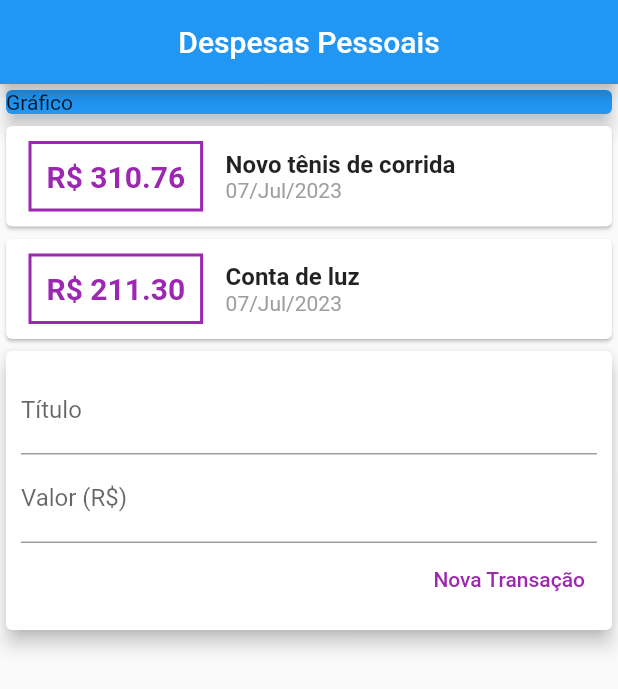
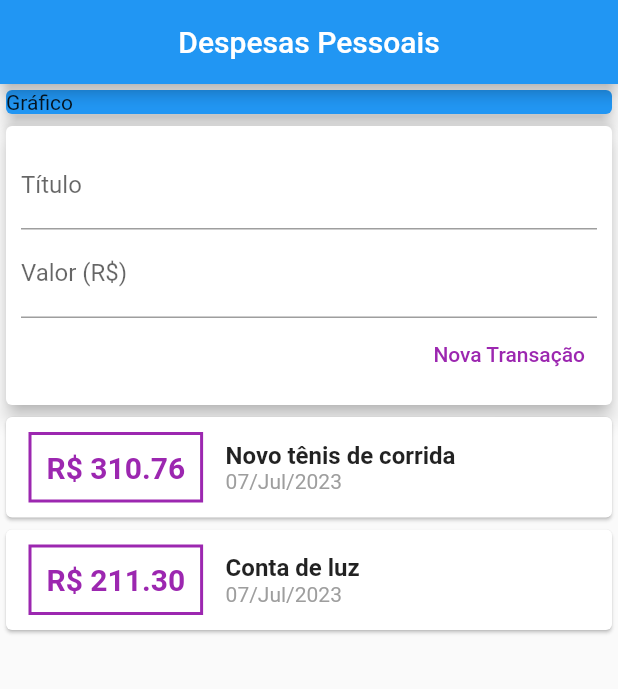
Before and after one commit to julianojstavares/flutter_expenses_app, a Flutter app: the screen it shows after launch, after a tap on "Nova Transação", on a phone screen of 412 x 824 dp. Shown: the top 689 px of the screen. Run offline on Flutter 3.47's test engine with Material 2 defaults, Android fonts, the phone set to English and light mode, and no system bars.

Commit message:
Section 4, class 107

```diff
--- /dev/null
+++ b/lib/components/transaction_form.dart
@@ -0,0 +1,61 @@
+import 'package:flutter/material.dart';
+
+class TransactionForm extends StatelessWidget {
+  final titleController = TextEditingController();
+  final valueController = TextEditingController();
+
+  final void Function(String, double) onSubmit;
+
+  TransactionForm({
+    super.key,
+    required this.onSubmit,
+  });
+
+  _submitForm() {
+    final title = titleController.text;
+    final value = double.tryParse(valueController.text) ?? 0.00;
+
+    if (title.isEmpty || value <= 0) {
+      return;
+    }
+
+    onSubmit(title, value);
+  }
+
+  @override
+  Widget build(BuildContext context) {
+    return Card(
+      elevation: 5,
+      child: Padding(
+        padding: const EdgeInsets.all(10),
+        child: Column(
+          children: [
+            TextField(
+              onSubmitted: (_) => _submitForm(),
+              decoration: const InputDecoration(labelText: "Título"),
+              controller: titleController,
+            ),
+            TextField(
+              onSubmitted: (_) => _submitForm(),
+              keyboardType: TextInputType.number,
+              decoration: const InputDecoration(labelText: "Valor (R\$)"),
+              controller: valueController,
+            ),
+            Row(
+              mainAxisAlignment: MainAxisAlignment.end,
+              children: [
+                TextButton(
+                  onPressed: _submitForm,
+                  child: const Text(
+                    "Nova Transação",
+                    style: TextStyle(color: Colors.purple),
+                  ),
+                ),
+              ],
+            )
+          ],
+        ),
+      ),
+    );
+  }
+}
--- /dev/null
+++ b/lib/components/transaction_list.dart
@@ -0,0 +1,67 @@
+import 'package:flutter/material.dart';
+import 'package:intl/intl.dart';
+
+import '../models/transaction.dart';
+
+class TransactionList extends StatelessWidget {
+  final List<Transaction> transactions;
+
+  const TransactionList({
+    super.key,
+    required this.transactions,
+  });
+
+  @override
+  Widget build(BuildContext context) {
+    return SizedBox(
+      height: 300,
+      child: ListView.builder(
+        itemCount: transactions.length,
+        itemBuilder: (ctx, index) {
+          final t = transactions[index];
+          return Card(
+            child: Row(
+              children: [
+                Container(
+                  margin: const EdgeInsets.symmetric(
+                    horizontal: 15,
+                    vertical: 10,
+                  ),
+                  decoration: BoxDecoration(
+                    border: Border.all(color: Colors.purple, width: 2),
+                  ),
+                  padding: const EdgeInsets.all(10),
+                  child: Text(
+                    "R\$ ${t.value.toStringAsFixed(2)}",
+                    style: const TextStyle(
+                        fontWeight: FontWeight.bold,
+                        fontSize: 20,
+                        color: Colors.purple),
+                  ),
+                ),
+                Column(
+                  crossAxisAlignment: CrossAxisAlignment.start,
+                  children: [
+                    Text(
+                      t.title,
+                      style: const TextStyle(
+                        fontSize: 16,
+                        fontWeight: FontWeight.bold,
+                      ),
+                    ),
+                    Text(
+                      DateFormat('dd/MMM/y').format(t.date),
+                      style: const TextStyle(
+                        color: Colors.grey,
+                      ),
+                    ),
+                  ],
+                ),
+              ],
+            ),
+          );
+        },
+      ),
+    );
+  }
+}
--- /dev/null
+++ b/lib/components/transaction_user.dart
@@ -0,0 +1,54 @@
+import 'dart:math';
+
+import 'package:expenses_app/components/transaction_form.dart';
+import 'package:expenses_app/components/transaction_list.dart';
+import 'package:flutter/material.dart';
+
+import '../models/transaction.dart';
+
+class TransactionUser extends StatefulWidget {
+  const TransactionUser({super.key});
+
+  @override
+  State<TransactionUser> createState() => _TransactionUserState();
+}
+
+class _TransactionUserState extends State<TransactionUser> {
+  final _transactions = [
+    Transaction(
+      id: "t1",
+      title: "Novo tênis de corrida",
+      value: 310.76,
+      date: DateTime.now(),
+    ),
+    Transaction(
+      id: "t2",
+      title: "Conta de luz",
+      value: 211.30,
+      date: DateTime.now(),
+    ),
+  ];
+
+  _addTransaction(String title, double value) {
+    final newTransaction = Transaction(
+      id: Random().nextDouble().toString(),
+      title: title,
+      value: value,
+      date: DateTime.now(),
+    );
+
+    setState(() {
+      _transactions.add(newTransaction);
+    });
+  }
+
+  @override
+  Widget build(BuildContext context) {
+    return Column(
+      children: [
+        TransactionForm(onSubmit: _addTransaction),
+        TransactionList(transactions: _transactions),
+      ],
+    );
+  }
+}
--- a/lib/main.dart
+++ b/lib/main.dart
@@ -1,42 +1,23 @@
-import 'package:expenses_app/models/transaction.dart';
+import 'package:expenses_app/components/transaction_user.dart';
 import 'package:flutter/material.dart';
-import 'package:intl/intl.dart';
 
 void main() {
-  runApp(const MainApp());
+  runApp(const ExpensesApp());
 }
 
-class MainApp extends StatelessWidget {
-  const MainApp({super.key});
+class ExpensesApp extends StatelessWidget {
+  const ExpensesApp({super.key});
 
   @override
   Widget build(BuildContext context) {
-    return MaterialApp(
+    return const MaterialApp(
       home: MyHomePage(),
     );
   }
 }
 
 class MyHomePage extends StatelessWidget {
-  final titleController = TextEditingController();
-  final valueController = TextEditingController();
-
-  final _transactions = [
-    Transaction(
-      id: "t1",
-      title: "Novo tênis de corrida",
-      value: 310.76,
-      date: DateTime.now(),
-    ),
-    Transaction(
-      id: "t2",
-      title: "Conta de luz",
-      value: 211.30,
-      date: DateTime.now(),
-    ),
-  ];
-
-  MyHomePage({super.key});
+  const MyHomePage({super.key});
 
   @override
   Widget build(BuildContext context) {
@@ -45,10 +26,11 @@ class MyHomePage extends StatelessWidget {
         title: const Text("Despesas Pessoais"),
         centerTitle: true,
       ),
-        body: Column(
+      body: const SingleChildScrollView(
+        child: Column(
           crossAxisAlignment: CrossAxisAlignment.stretch,
           children: [
-            const SizedBox(
+            SizedBox(
               width: double.infinity,
               child: Card(
                 color: Colors.blue,
@@ -56,86 +38,10 @@ class MyHomePage extends StatelessWidget {
                 child: Text("Gráfico"),
               ),
             ),
-            Column(
-              children: _transactions.map((t) {
-                return Card(
-                  child: Row(
-                    children: [
-                      Container(
-                        margin: const EdgeInsets.symmetric(
-                          horizontal: 15,
-                          vertical: 10,
-                        ),
-                        decoration: BoxDecoration(
-                          border: Border.all(color: Colors.purple, width: 2),
-                        ),
-                        padding: const EdgeInsets.all(10),
-                        child: Text(
-                          "R\$ ${t.value.toStringAsFixed(2)}",
-                          style: const TextStyle(
-                              fontWeight: FontWeight.bold,
-                              fontSize: 20,
-                              color: Colors.purple),
-                        ),
-                      ),
-                      Column(
-                        crossAxisAlignment: CrossAxisAlignment.start,
-                        children: [
-                          Text(
-                            t.title,
-                            style: const TextStyle(
-                              fontSize: 16,
-                              fontWeight: FontWeight.bold,
-                            ),
-                          ),
-                          Text(
-                            DateFormat('dd/MMM/y').format(t.date),
-                            style: const TextStyle(
-                              color: Colors.grey,
-                            ),
-                          ),
-                        ],
-                      ),
-                    ],
-                  ),
-                );
-              }).toList(),
-            ),
-            Card(
-              elevation: 5,
-              child: Padding(
-                padding: const EdgeInsets.all(10),
-                child: Column(
-                  children: [
-                    TextField(
-                      decoration: const InputDecoration(labelText: "Título"),
-                      controller: titleController,
-                    ),
-                    TextField(
-                      decoration:
-                          const InputDecoration(labelText: "Valor (R\$)"),
-                      controller: valueController,
-                    ),
-                    Row(
-                      mainAxisAlignment: MainAxisAlignment.end,
-                      children: [
-                        TextButton(
-                          child: const Text(
-                            "Nova Transação",
-                            style: TextStyle(color: Colors.purple),
-                          ),
-                          onPressed: () => {
-                            print(titleController.text),
-                            print(valueController.text),
-                          },
-                        ),
-                      ],
-                    )
+            TransactionUser(),
           ],
         ),
       ),
-            )
-          ],
-        ));
+    );
   }
 }
```
Lines whose indentation alone changed are shown as unchanged.
